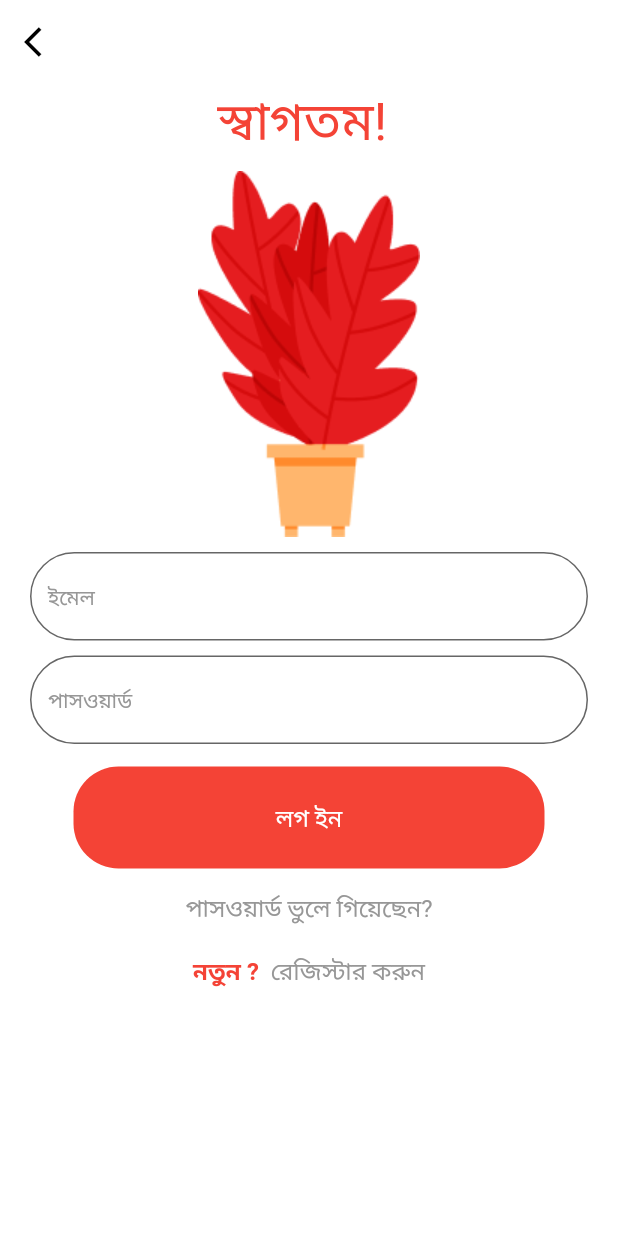
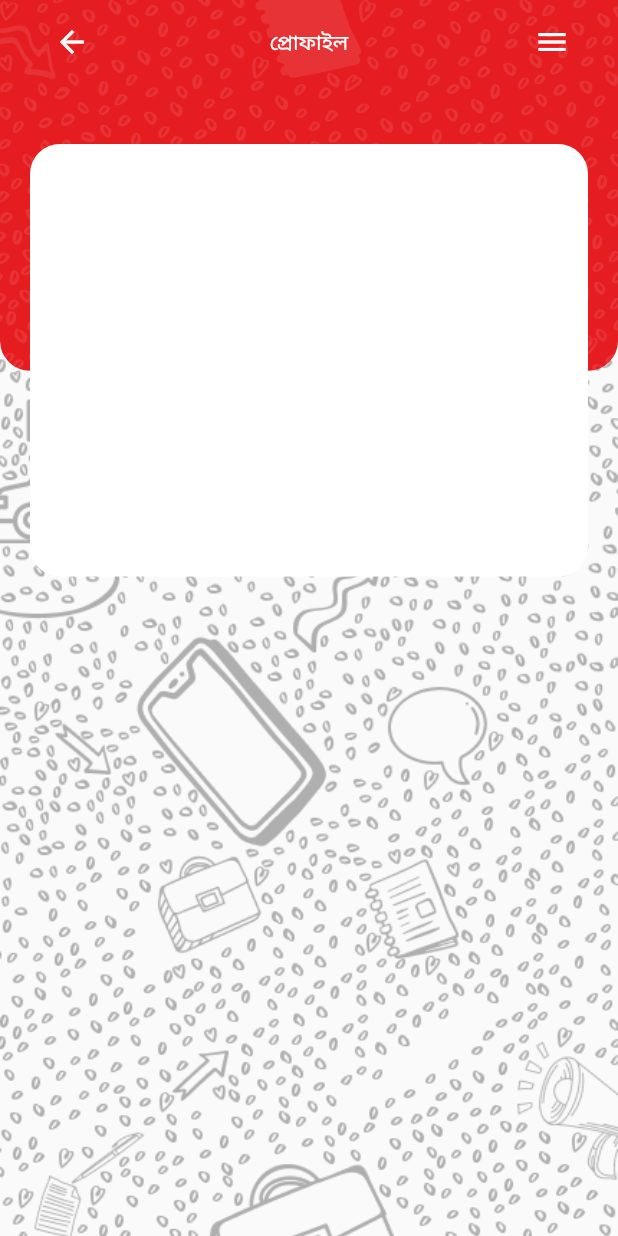
Before and after one commit to Palash-Chandra-Roy/Connects, a Flutter app: the LoginScreen screen opened directly, after a tap on "লগ ইন", on a phone screen of 412 x 824 dp. Run offline on Flutter 3.47's test engine with Material 2 defaults, Android fonts, the phone set to English and light mode, and no system bars; our stand-ins replace dots_indicator, flutter_svg, get.

Commit message:
scend Commit

```diff
--- a/lib/Screen/Login Screen/login_screen.dart
+++ b/lib/Screen/Login Screen/login_screen.dart
@@ -1,4 +1,7 @@
+
+import 'package:connect/Screen/Home%20Page/home_screen.dart';
 import 'package:connect/Screen/Password%20Recover/password_recover1.dart';
+import 'package:connect/Screen/Profile%20Screen/profile_screen.dart';
 import 'package:connect/Screen/Sing%20Up/SingUp2/singup_screentwo.dart';
 import 'package:connect/Widgets/custom_textfield.dart';
 import 'package:connect/Widgets/main_button.dart';
@@ -66,7 +69,9 @@ class LoginScreen extends StatelessWidget {
             CustomButton(
                 buttomText: "লগ ইন",
                 color: Colors.red,
-                onPressed: () {},
+                onPressed: () {
+                  Navigator.push(context, MaterialPageRoute(builder: (context)=>ProfileScreen()));
+                },
                 textColor: Colors.white),
             SizedBox(
               height: 15,
--- /dev/null
+++ b/lib/Screen/Profile Screen/profile_screen.dart
@@ -0,0 +1,74 @@
+import 'package:flutter/material.dart';
+
+class ProfileScreen extends StatelessWidget {
+  const ProfileScreen({super.key});
+
+  @override
+  Widget build(BuildContext context) {
+    Size size = MediaQuery.of(context).size;
+    return Scaffold(
+      body: SingleChildScrollView(
+        child: Stack(
+          children: [
+            Image.asset(
+              "assets/image/background.png",
+              height: size.height,
+              width: size.width,
+              fit: BoxFit.cover,
+            ),
+            Container(
+              width: size.width,
+              height: size.height * 0.30,
+              decoration: BoxDecoration(
+                  image: DecorationImage(
+                      image: AssetImage(
+                        "assets/image/profileimg.png",
+                      ),
+                      fit: BoxFit.cover),
+                  borderRadius: BorderRadius.only(
+                      bottomLeft: Radius.circular(20),
+                      bottomRight: Radius.circular(20))),
+            ),
+            Column(
+              children: [
+                Padding(
+                  padding: EdgeInsets.symmetric(
+                    horizontal: 20,
+                  ),
+                  child: AppBar(
+                    elevation: 0,
+                    centerTitle: true,
+                    backgroundColor: Colors.transparent,
+                    iconTheme: IconThemeData(color: Colors.white),
+                    title: Text(
+                      "প্রোফাইল",
+                      style: TextStyle(fontSize: 14, color: Colors.white),
+                    ),
+                    actions: [
+                      IconButton(
+                          onPressed: () {},
+                          icon: Icon(
+                            Icons.menu,
+                            color: Colors.white,
+                          )),
+                    ],
+                  ),
+                ),
+                Padding(
+                  padding: const EdgeInsets.only(left: 20, right: 20, top: 40),
+                  child: Container(
+                    height: size.height * 0.35,
+                    width: size.width,
+                    decoration: BoxDecoration(
+                        borderRadius: BorderRadius.all(Radius.circular(20)),
+                        color: Colors.white),
+                  ),
+                )
+              ],
+            )
+          ],
+        ),
+      ),
+    );
+  }
+}
```
Also changed, not shown: lib/Screen/BottomNavBar/bottom_nab_bar.dart (added, +67 -0 lines), lib/Screen/Home Page/home_screen.dart (added, +91 -0 lines), lib/Screen/Link Screen/link_screen.dart (added, +92 -0 lines), lib/Screen/Massege Screen/massege_screen.dart (added, +78 -0 lines), lib/Screen/Notification Screen/notification_screen.dart (added, +11 -0 lines), assets/image/Ellipse.png (added), assets/image/background.png (added), assets/image/profileimg.png (added).
